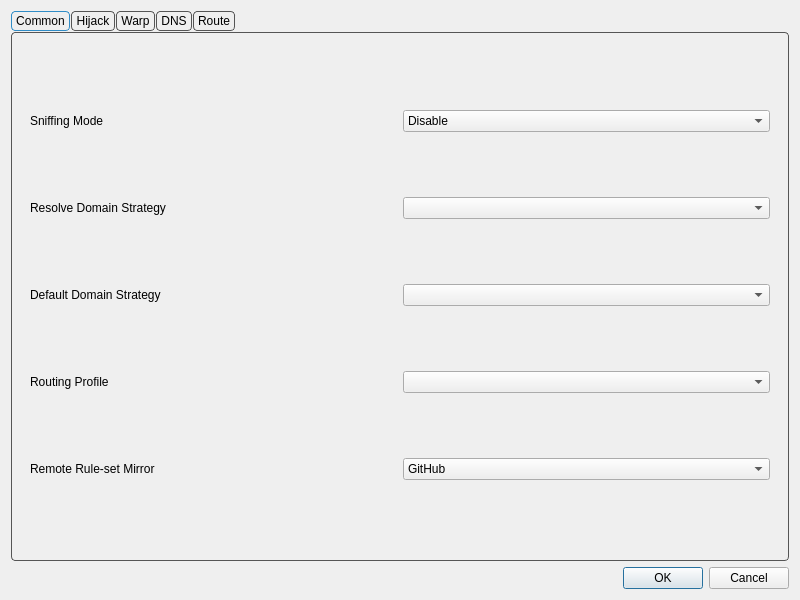
Before: the Qt Designer form include/ui/setting/dialog_manage_routes.ui in shengmo0210/Throne, drawn with Qt 5.
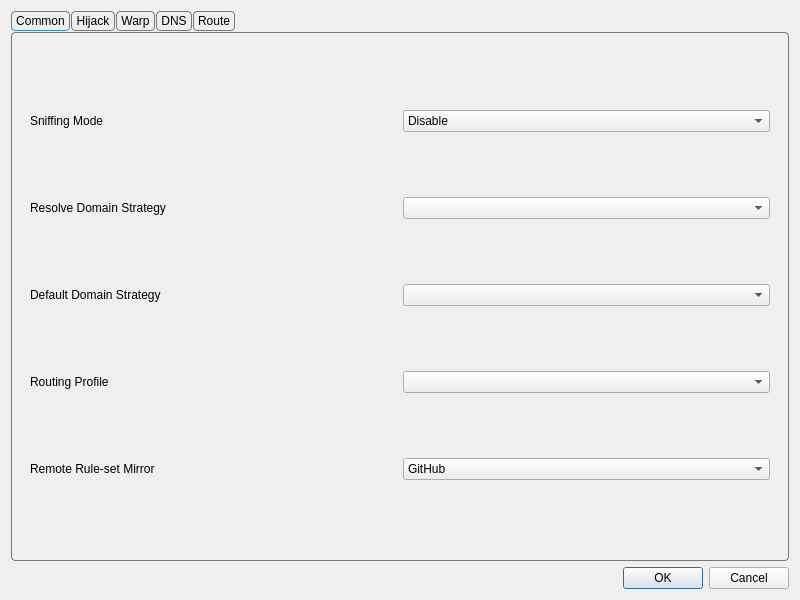
After: the same form once the commit is applied.

Commit message: fix missed uis

The edit to the form file:
```diff
--- a/include/ui/setting/dialog_manage_routes.ui
+++ b/include/ui/setting/dialog_manage_routes.ui
@@ -19,7 +19,7 @@
      <property name="styleSheet">
       <string notr="true">QTabWidget::pane {
     margin-top: 1px;
-    border: 1px solid #555555;
+    border: 1px solid #777777;
     border-radius: 4px;
 }
 
@@ -29,7 +29,7 @@
 }
 
 QTabBar::tab {
-    border: 1px solid #555555;
+    border: 1px solid #777777;
     border-radius: 4px;
 
     padding: 2px 4px;
@@ -41,7 +41,7 @@
 }
 
 QTabBar::tab:!selected {
-    border: 1px solid #555555;
+    border: 1px solid #777777;
 }
 
 QTabBar::tab:hover:!selected {
```
Left out of the diff: 2 changed lines with no effect on the pictures. The commit also changes 4 other files.
